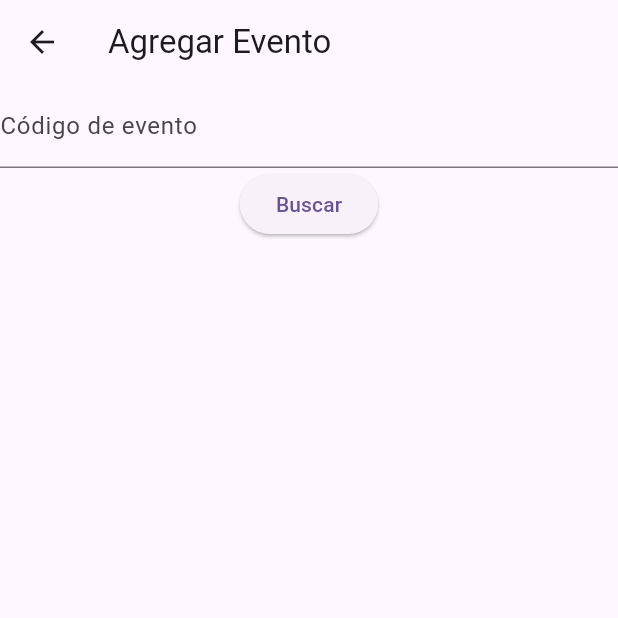
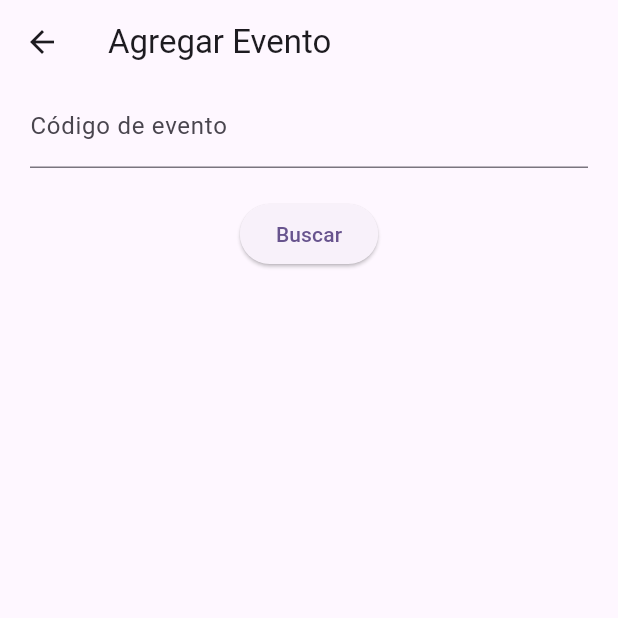
Before and after one commit to Railgun124/proyecto_final, a Flutter app: the addEvent screen opened directly, on a phone screen of 412 x 824 dp, the top half of it. Run offline on Flutter 3.47's test engine with Material 3 defaults, Android fonts, the phone set to English and light mode, and no system bars; our stand-ins replace cloud_firestore, firebase_auth, firebase_core, firebase_storage, flutter_cache_manager, image_picker; accounts and stored records are empty.

Commit message:
merge completo

```diff
--- a/lib/addEvento.dart
+++ b/lib/addEvento.dart
@@ -17,11 +17,14 @@ class _addEventState extends State<addEvent> {
       appBar: AppBar(
         title: Text("Agregar Evento"),
       ),
-      body: Column(
+      body: Container(
+          padding: EdgeInsets.symmetric(horizontal: 20),
+        child: Column(
             children: [
               TextField(
                   controller: IDinvitacion,
                   decoration: InputDecoration(labelText: "Código de evento")),
+              SizedBox(height: 20,),
               ElevatedButton(onPressed: (){
                 setState(() {
                   invitacionID = IDinvitacion.text;
@@ -117,6 +120,7 @@ class _addEventState extends State<addEvent> {
                     ))
             ],
           ),
+      ),
     );
   }
 }
```
Also changed, not shown: lib/menuUsuario.dart (+10 -11 lines). Lines whose indentation alone changed are shown as unchanged.
